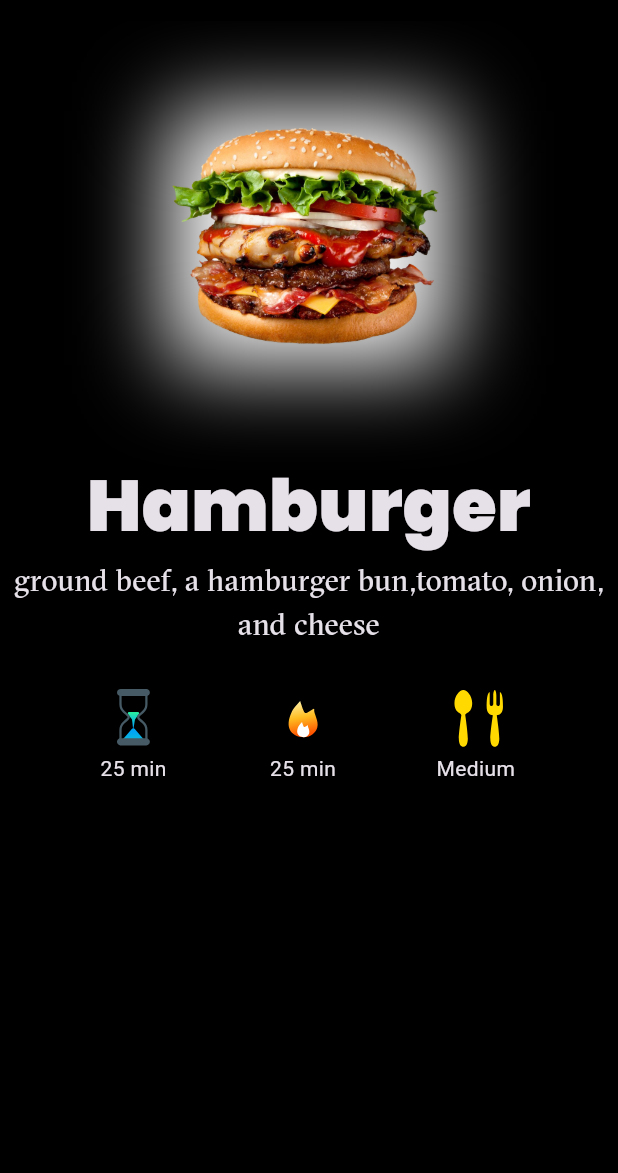
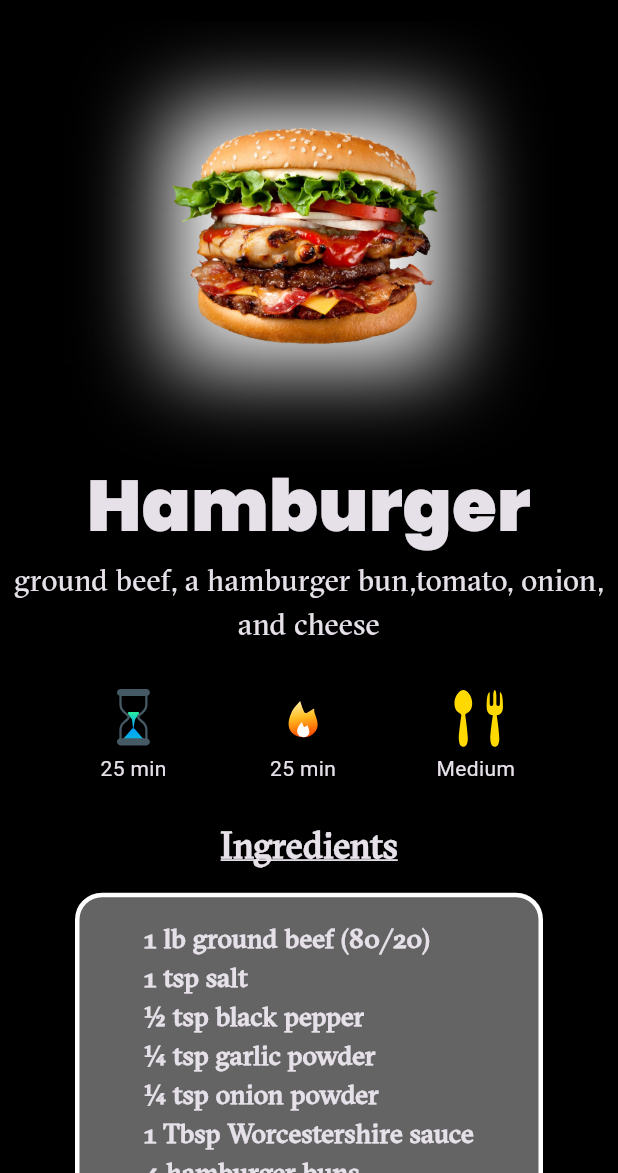
Before and after one commit to Aziz-Habbassi/Tastopia, a Flutter app: the MealDetails screen opened by its route, on a phone screen of 412 x 824 dp, the part 63-1236 px from its top. Run offline on Flutter 3.47's test engine with Material 3 defaults, Android fonts, the phone set to English and light mode, and no system bars; our stand-ins replace font_awesome_flutter, go_router, lottie, slide_to_act, video_player.

Commit message:
add ingredients widget

```diff
--- a/lib/feautures/meal_details/presentation/views/meal_details.dart
+++ b/lib/feautures/meal_details/presentation/views/meal_details.dart
@@ -1,5 +1,6 @@
 import 'package:flutter/material.dart';
 import 'package:tastopia/feautures/meal_details/presentation/widegts/infos_widget.dart';
+import 'package:tastopia/feautures/meal_details/presentation/widegts/ingredients_widget.dart';
 import 'package:tastopia/feautures/meal_details/presentation/widegts/meal_details_app_bar.dart';
 import 'package:tastopia/feautures/meal_details/presentation/widegts/meal_details_image.dart';
 
@@ -26,6 +27,19 @@ class MealDetails extends StatelessWidget {
           ),
           const SizedBox(height: 24),
           const InfosWidget(),
+          const SizedBox(height: 24),
+          Center(
+            child: Text(
+              "Ingredients",
+              style: TextStyle(
+                fontFamily: "Gt-Sectra",
+                fontSize: 24,
+                fontWeight: FontWeight.w600,
+                decoration: TextDecoration.underline,
+              ),
+            ),
+          ),
+          const IngredientsWidget(),
         ],
       ),
     );
--- /dev/null
+++ b/lib/feautures/meal_details/presentation/widegts/ingredients_widget.dart
@@ -0,0 +1,34 @@
+import 'package:flutter/material.dart';
+
+class IngredientsWidget extends StatelessWidget {
+  const IngredientsWidget({super.key});
+
+  @override
+  Widget build(BuildContext context) {
+    return Container(
+      padding: EdgeInsets.symmetric(vertical: 15),
+      decoration: BoxDecoration(
+        color: const Color.fromARGB(100, 255, 255, 255),
+        borderRadius: BorderRadius.circular(18),
+        border: BoxBorder.all(
+          color: const Color.fromARGB(255, 255, 255, 255),
+          width: 3,
+        ),
+      ),
+      margin: EdgeInsets.symmetric(horizontal: 50, vertical: 15),
+
+      child: Column(
+        children: [
+          Text(
+            "1 lb ground beef (80/20)\n1 tsp salt\n½ tsp black pepper\n¼ tsp garlic powder\n¼ tsp onion powder\n1 Tbsp Worcestershire sauce\n4 hamburger buns\n4 slices of cheese (optional)\nLettuce\nTomato\nRed onion\nPickles\nKetchup\nMustard\nMayonnaise",
+            style: TextStyle(
+              fontFamily: "Gt-Sectra",
+              fontSize: 18,
+              fontWeight: FontWeight.w600,
+            ),
+          ),
+        ],
+      ),
+    );
+  }
+}
```
